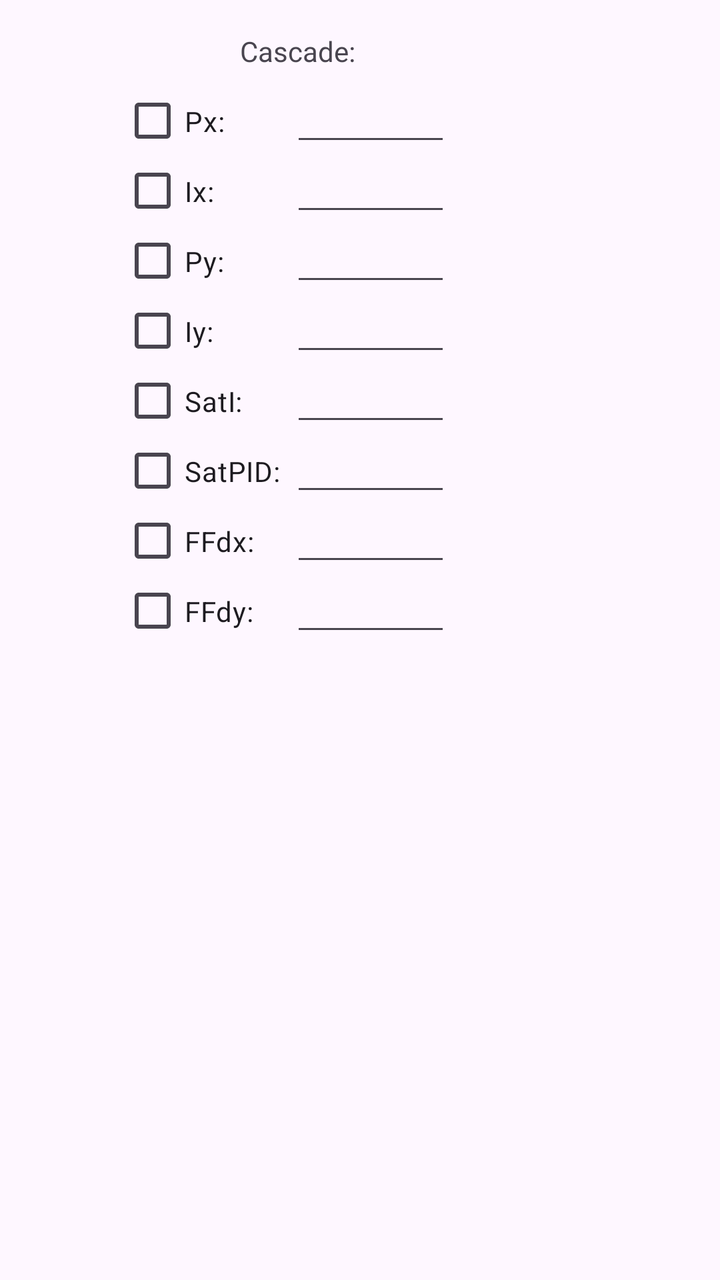
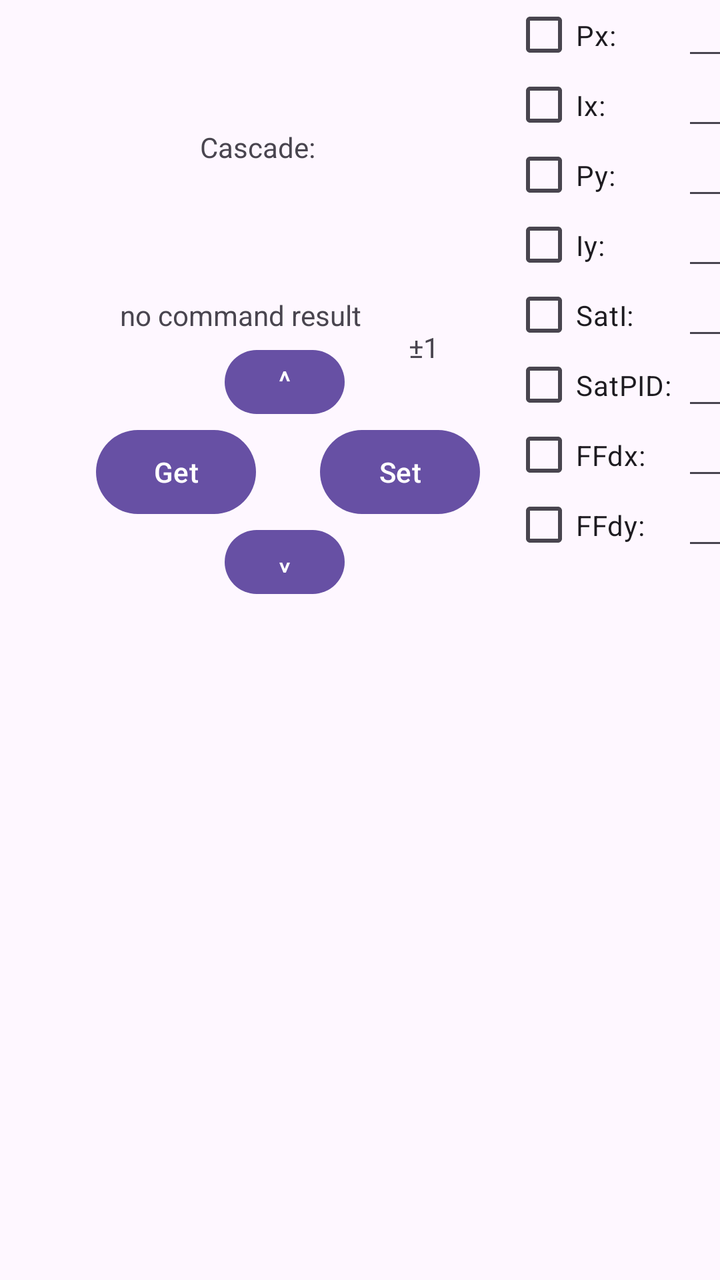

Compare the two renders of this Android layout. The source of the first and the diff that turns it into the second are given below.
<!-- AndroidManifest.xml: application theme Theme.D4Djv3 -->
<!-- res/layout/activity_cascade.xml -->
<?xml version="1.0" encoding="utf-8"?>
<androidx.constraintlayout.widget.ConstraintLayout xmlns:android="http://schemas.android.com/apk/res/android"
    xmlns:app="http://schemas.android.com/apk/res-auto"
    xmlns:tools="http://schemas.android.com/tools"
    android:layout_width="match_parent"
    android:layout_height="match_parent">

    <EditText
        android:id="@+id/editTextCFFdx"
        android:layout_width="80dp"
        android:layout_height="35dp"
        android:ems="10"
        android:gravity="center"
        android:inputType="number"
        android:textSize="14sp"
        app:layout_constraintStart_toEndOf="@+id/checkBoxCFFdx"
        app:layout_constraintTop_toBottomOf="@+id/checkBoxCSatPID" />

    <CheckBox
        android:id="@+id/checkBoxCSatPID"
        android:layout_width="85dp"
        android:layout_height="35dp"
        android:text="SatPID:"
        app:layout_constraintStart_toStartOf="@+id/checkBoxCSatI"
        app:layout_constraintTop_toBottomOf="@+id/checkBoxCSatI" />

    <EditText
        android:id="@+id/editTextCPy"
        android:layout_width="80dp"
        android:layout_height="35dp"
        android:ems="10"
        android:gravity="center"
        android:inputType="number"
        android:textSize="14sp"
        app:layout_constraintStart_toEndOf="@+id/checkBoxCPy"
        app:layout_constraintTop_toBottomOf="@+id/checkBoxCIx" />

    <EditText
        android:id="@+id/editTextCSatI"
        android:layout_width="80dp"
        android:layout_height="35dp"
        android:ems="10"
        android:gravity="center"
        android:inputType="number"
        android:textSize="14sp"
        app:layout_constraintStart_toEndOf="@+id/checkBoxCSatI"
        app:layout_constraintTop_toBottomOf="@+id/checkBoxCIy" />

    <EditText
        android:id="@+id/editTextCSatPID"
        android:layout_width="80dp"
        android:layout_height="35dp"
        android:ems="10"
        android:gravity="center"
        android:inputType="number"
        android:textSize="14sp"
        app:layout_constraintStart_toEndOf="@+id/checkBoxCSatPID"
        app:layout_constraintTop_toBottomOf="@+id/checkBoxCSatI" />

    <TextView
        android:id="@+id/textView58"
        android:layout_width="wrap_content"
        android:layout_height="wrap_content"
        android:layout_marginStart="120dp"
        android:layout_marginTop="16dp"
        android:text="Cascade:"
        app:layout_constraintStart_toStartOf="parent"
        app:layout_constraintTop_toTopOf="parent" />

    <CheckBox
        android:id="@+id/checkBoxCIx"
        android:layout_width="85dp"
        android:layout_height="35dp"
        android:text="Ix:"
        app:layout_constraintStart_toStartOf="@+id/checkBoxCPx"
        app:layout_constraintTop_toBottomOf="@+id/checkBoxCPx" />

    <CheckBox
        android:id="@+id/checkBoxCPx"
        android:layout_width="85dp"
        android:layout_height="35dp"
        android:layout_marginStart="-60dp"
        android:layout_marginTop="8dp"
        android:text="Px:"
        app:layout_constraintStart_toStartOf="@+id/textView58"
        app:layout_constraintTop_toBottomOf="@+id/textView58" />

    <EditText
        android:id="@+id/editTextCIx"
        android:layout_width="80dp"
        android:layout_height="35dp"
        android:ems="10"
        android:gravity="center"
        android:inputType="number"
        android:textSize="14sp"
        app:layout_constraintStart_toEndOf="@+id/checkBoxCIx"
        app:layout_constraintTop_toBottomOf="@+id/checkBoxCPx" />

    <EditText
        android:id="@+id/editTextCFFdy"
        android:layout_width="80dp"
        android:layout_height="35dp"
        android:ems="10"
        android:gravity="center"
        android:inputType="number"
        android:textSize="14sp"
        app:layout_constraintStart_toEndOf="@+id/checkBoxCFFdy"
        app:layout_constraintTop_toBottomOf="@+id/checkBoxCFFdx" />

    <CheckBox
        android:id="@+id/checkBoxCFFdy"
        android:layout_width="85dp"
        android:layout_height="35dp"
        android:text="FFdy:"
        app:layout_constraintStart_toStartOf="@+id/checkBoxCFFdx"
        app:layout_constraintTop_toBottomOf="@+id/checkBoxCFFdx" />

    <EditText
        android:id="@+id/editTextCIy"
        android:layout_width="80dp"
        android:layout_height="35dp"
        android:ems="10"
        android:gravity="center"
        android:inputType="number"
        android:textSize="14sp"
        app:layout_constraintStart_toEndOf="@+id/checkBoxCIy"
        app:layout_constraintTop_toBottomOf="@+id/checkBoxCPy" />

    <CheckBox
        android:id="@+id/checkBoxCIy"
        android:layout_width="85dp"
        android:layout_height="35dp"
        android:text="Iy:"
        app:layout_constraintStart_toStartOf="@+id/checkBoxCPy"
        app:layout_constraintTop_toBottomOf="@+id/checkBoxCPy" />

    <CheckBox
        android:id="@+id/checkBoxCPy"
        android:layout_width="85dp"
        android:layout_height="35dp"
        android:text="Py:"
        app:layout_constraintStart_toStartOf="@+id/checkBoxCIx"
        app:layout_constraintTop_toBottomOf="@+id/checkBoxCIx" />

    <CheckBox
        android:id="@+id/checkBoxCFFdx"
        android:layout_width="85dp"
        android:layout_height="35dp"
        android:text="FFdx:"
        app:layout_constraintStart_toStartOf="@+id/checkBoxCSatPID"
        app:layout_constraintTop_toBottomOf="@+id/checkBoxCSatPID" />

    <EditText
        android:id="@+id/editTextCPx"
        android:layout_width="80dp"
        android:layout_height="35dp"
        android:ems="10"
        android:gravity="center"
        android:inputType="number"
        android:textSize="14sp"
        app:layout_constraintStart_toEndOf="@+id/checkBoxCPx"
        app:layout_constraintTop_toTopOf="@+id/checkBoxCPx" />

    <CheckBox
        android:id="@+id/checkBoxCSatI"
        android:layout_width="85dp"
        android:layout_height="35dp"
        android:text="SatI:"
        app:layout_constraintStart_toStartOf="@+id/checkBoxCIy"
        app:layout_constraintTop_toBottomOf="@+id/checkBoxCIy" />
</androidx.constraintlayout.widget.ConstraintLayout>
<!-- resources referenced by this layout -->
<resources>
  <style name="Theme.D4Djv3" parent="Base.Theme.D4Djv3" />
  <style name="Base.Theme.D4Djv3" parent="Theme.Material3.DayNight.NoActionBar">
          
          
      </style>
</resources>

<!-- the commit's change to res/layout/activity_cascade.xml (unified diff, before → after) -->
@@ -3,7 +3,80 @@
     xmlns:app="http://schemas.android.com/apk/res-auto"
     xmlns:tools="http://schemas.android.com/tools"
     android:layout_width="match_parent"
-    android:layout_height="match_parent">
+    android:layout_height="match_parent"
+    android:keepScreenOn="true"
+    android:id="@+id/cascade"
+    tools:context=".CascadeActivity">
+
+    <TextView
+        android:id="@+id/textViewPlusMinusVal"
+        android:layout_width="wrap_content"
+        android:layout_height="wrap_content"
+        android:layout_marginStart="32dp"
+        android:layout_marginTop="16dp"
+        android:text="±1"
+        app:layout_constraintStart_toEndOf="@+id/buttonInc"
+        app:layout_constraintTop_toTopOf="@+id/textBTcmd" />
+
+    <Button
+        android:id="@+id/buttonDec"
+        android:layout_width="60dp"
+        android:layout_height="40dp"
+        android:layout_marginStart="-16dp"
+        android:includeFontPadding="false"
+        android:paddingLeft="0dp"
+        android:paddingTop="0dp"
+        android:paddingRight="0dp"
+        android:paddingBottom="0dp"
+        android:rotation="180"
+        android:text="^"
+        app:layout_constraintStart_toEndOf="@+id/buttonGet"
+        app:layout_constraintTop_toBottomOf="@+id/buttonGet" />
+
+    <Button
+        android:id="@+id/buttonSet"
+        android:layout_width="80dp"
+        android:layout_height="50dp"
+        android:layout_marginStart="32dp"
+        android:text="Set"
+        app:layout_constraintStart_toEndOf="@+id/buttonGet"
+        app:layout_constraintTop_toTopOf="@+id/buttonGet" />
+
+    <Button
+        android:id="@+id/buttonInc"
+        android:layout_width="60dp"
+        android:layout_height="40dp"
+        android:layout_marginStart="-16dp"
+        android:gravity="center"
+        android:includeFontPadding="false"
+        android:paddingLeft="0dp"
+        android:paddingTop="0dp"
+        android:paddingRight="0dp"
+        android:paddingBottom="0dp"
+        android:text="^"
+        android:textFontWeight="15"
+        app:layout_constraintBottom_toTopOf="@+id/buttonGet"
+        app:layout_constraintStart_toEndOf="@+id/buttonGet" />
+
+    <Button
+        android:id="@+id/buttonGet"
+        android:layout_width="80dp"
+        android:layout_height="50dp"
+        android:layout_marginStart="48dp"
+        android:layout_marginTop="44dp"
+        android:text="Get"
+        app:layout_constraintStart_toStartOf="parent"
+        app:layout_constraintTop_toBottomOf="@+id/textBTcmd" />
+
+    <TextView
+        android:id="@+id/textBTcmd"
+        android:layout_width="wrap_content"
+        android:layout_height="wrap_content"
+        android:layout_marginStart="60dp"
+        android:layout_marginTop="65dp"
+        android:text="no command result"
+        app:layout_constraintStart_toStartOf="parent"
+        app:layout_constraintTop_toBottomOf="@+id/textView58" />
 
     <EditText
         android:id="@+id/editTextCFFdx"
@@ -61,8 +134,8 @@
         android:id="@+id/textView58"
         android:layout_width="wrap_content"
         android:layout_height="wrap_content"
-        android:layout_marginStart="120dp"
-        android:layout_marginTop="16dp"
+        android:layout_marginStart="100dp"
+        android:layout_marginTop="64dp"
         android:text="Cascade:"
         app:layout_constraintStart_toStartOf="parent"
         app:layout_constraintTop_toTopOf="parent" />
@@ -79,11 +152,10 @@
         android:id="@+id/checkBoxCPx"
         android:layout_width="85dp"
         android:layout_height="35dp"
-        android:layout_marginStart="-60dp"
-        android:layout_marginTop="8dp"
+        android:layout_marginStart="16dp"
         android:text="Px:"
-        app:layout_constraintStart_toStartOf="@+id/textView58"
-        app:layout_constraintTop_toBottomOf="@+id/textView58" />
+        app:layout_constraintStart_toEndOf="@+id/buttonSet"
+        app:layout_constraintTop_toTopOf="parent" />
 
     <EditText
         android:id="@+id/editTextCIx"
